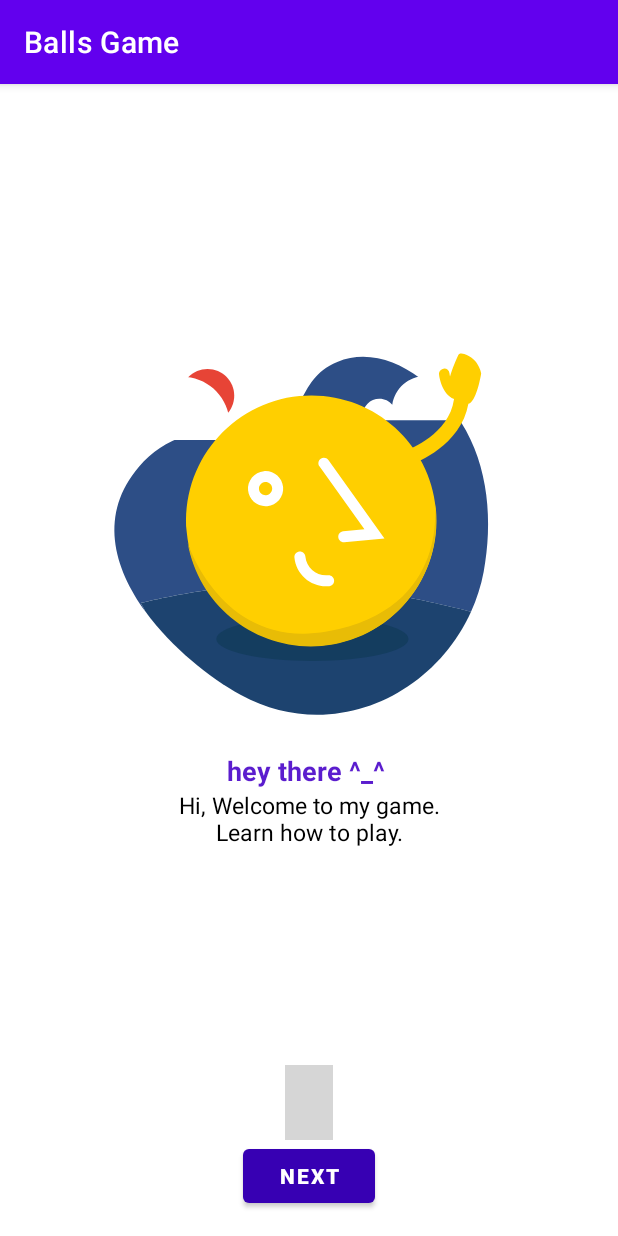
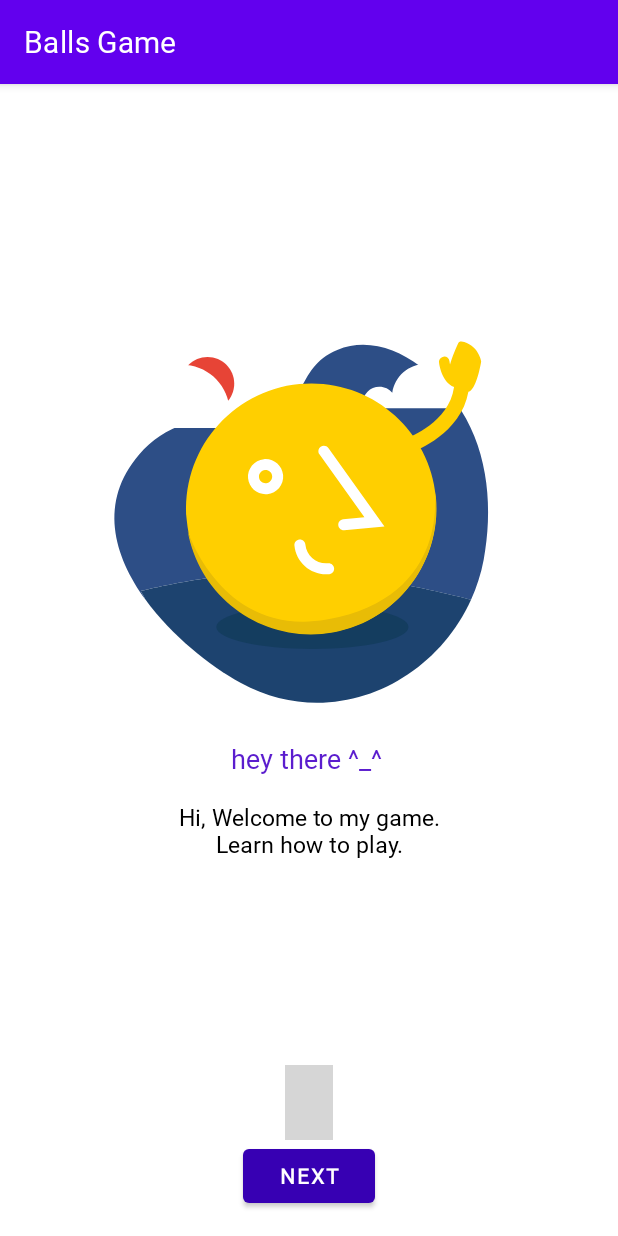
Before and after one commit to Sanaebadi97/SensorBallGame, an Android app: the screen it shows after launch (MainActivity), on a phone screen of 412 x 824 dp. Run offline under Robolectric (Android 15) with nearby library versions, the phone set to English and light mode, and no system bars; our stand-ins replace Dagger/Hilt's generated code, Timber; plain views replace CircleIndicator3; 1 statement that could not run was skipped; grey boxes are pictures that could not be loaded.

Commit message:
added font

```diff
--- a/app/src/main/res/layout/fragment_onboarding.xml
+++ b/app/src/main/res/layout/fragment_onboarding.xml
@@ -27,6 +27,7 @@
         android:layout_height="wrap_content"
         android:layout_marginBottom="@dimen/spacing_m"
         android:text="@string/next"
+        android:fontFamily="@font/ubuntu_bold"
         android:textColor="@android:color/white"
         android:textStyle="bold"
         app:backgroundTint="@color/purple_900"
--- a/app/src/main/res/layout/onboarding_item.xml
+++ b/app/src/main/res/layout/onboarding_item.xml
@@ -22,7 +22,7 @@
         tools:text="Title Text"
         android:textColor="@color/purple_400"
         android:textSize="18sp"
-        android:textStyle="bold"
+        android:fontFamily="@font/ubuntu_bold"
         app:layout_constraintTop_toBottomOf="@id/imageSlideIcon" />
 
     <TextView
@@ -31,6 +31,7 @@
         android:layout_height="wrap_content"
         android:layout_marginStart="10dp"
         android:layout_marginEnd="10dp"
+        android:layout_marginTop="@dimen/spacing_m"
         android:gravity="center"
         tools:text="Description Text"
         android:textColor="@color/black"
--- a/uikit/src/main/res/values/themes.xml
+++ b/uikit/src/main/res/values/themes.xml
@@ -9,8 +9,11 @@
         <item name="colorSecondary">@color/teal_200</item>
         <item name="colorSecondaryVariant">@color/teal_700</item>
         <item name="colorOnSecondary">@color/black</item>
+        <item name="fontFamily">@font/ubuntu_regular</item>
+        <item name="font">@font/ubuntu_regular</item>
         <!-- Status bar color. -->
         <item name="android:statusBarColor" tools:targetApi="l">?attr/colorPrimaryVariant</item>
         <!-- Customize your theme here. -->
+
     </style>
 </resources>
```
